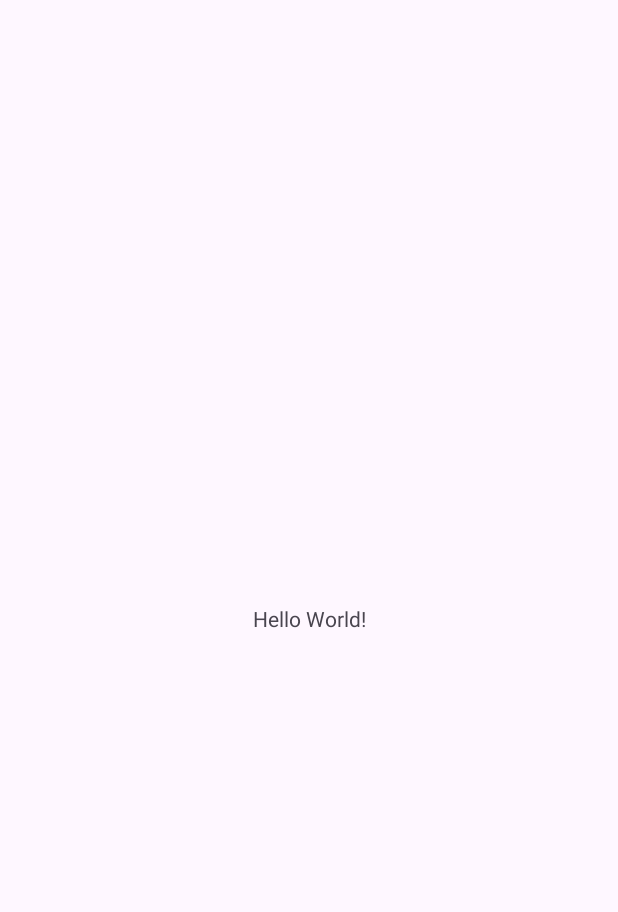
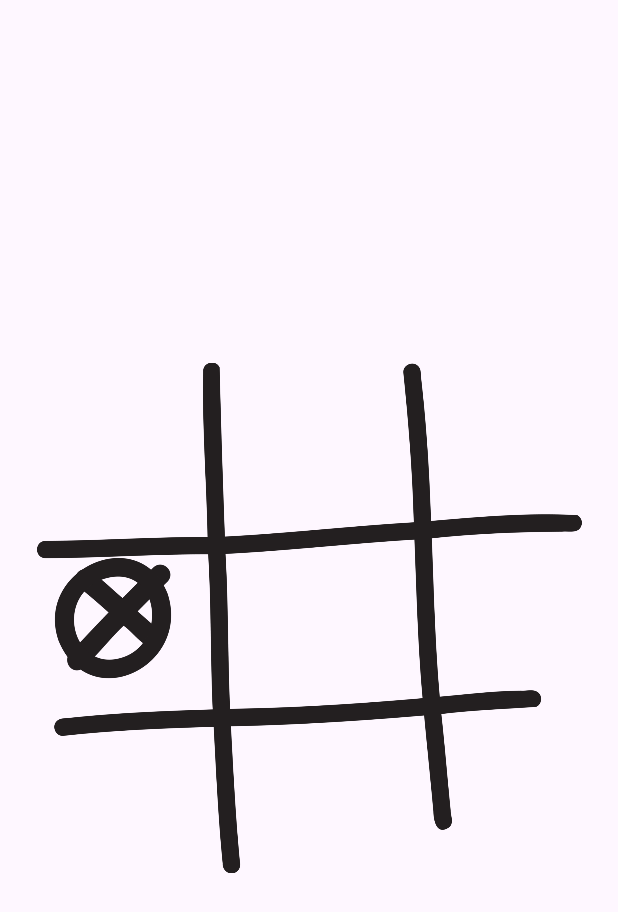
Before and after one commit to malekpouri/TicTacToe, an Android app: the screen it shows after launch (MainActivity), on a phone screen of 412 x 824 dp. Before the commit the part shown is almost empty. Shown: the top 912 px of the screen. Run offline under Robolectric (Android 15) with nearby library versions, the phone set to English and light mode, and no system bars.

Commit message:
add image to project

```diff
--- a/app/build.gradle
+++ b/app/build.gradle
@@ -31,7 +31,7 @@ android {
 dependencies {
 
     implementation 'androidx.appcompat:appcompat:1.6.1'
-    implementation 'com.google.android.material:material:1.10.0'
+    implementation 'com.google.android.material:material:1.6.0'
     implementation 'androidx.constraintlayout:constraintlayout:2.1.4'
     testImplementation 'junit:junit:4.13.2'
     androidTestImplementation 'androidx.test.ext:junit:1.1.5'
--- a/app/src/main/res/layout/activity_main.xml
+++ b/app/src/main/res/layout/activity_main.xml
@@ -6,13 +6,36 @@
     android:layout_height="match_parent"
     tools:context=".MainActivity">
 
-    <TextView
-        android:layout_width="wrap_content"
-        android:layout_height="wrap_content"
-        android:text="Hello World!"
+    <FrameLayout
+        android:layout_width="363dp"
+        android:layout_height="701dp"
+        android:layout_marginStart="1dp"
+        android:layout_marginTop="1dp"
+        android:layout_marginEnd="1dp"
+        android:layout_marginBottom="1dp"
         app:layout_constraintBottom_toBottomOf="parent"
         app:layout_constraintEnd_toEndOf="parent"
         app:layout_constraintStart_toStartOf="parent"
-        app:layout_constraintTop_toTopOf="parent" />
+        app:layout_constraintTop_toTopOf="parent">
 
+        <ImageView
+            android:id="@+id/board"
+            android:layout_width="wrap_content"
+            android:layout_height="wrap_content"
+            app:srcCompat="@drawable/board" />
+
+        <ImageView
+            android:id="@+id/imageView6"
+            android:layout_width="109dp"
+            android:layout_height="146dp"
+            android:layout_gravity="center_vertical"
+            app:srcCompat="@drawable/cross" />
+
+        <ImageView
+            android:id="@+id/imageView7"
+            android:layout_width="101dp"
+            android:layout_height="184dp"
+            android:layout_gravity="center_vertical"
+            app:srcCompat="@drawable/circle" />
+    </FrameLayout>
 </androidx.constraintlayout.widget.ConstraintLayout>
```
Also changed, not shown: app/src/main/res/drawable/board.png (added), app/src/main/res/drawable/circle.png (added), app/src/main/res/drawable/cross.png (added).
